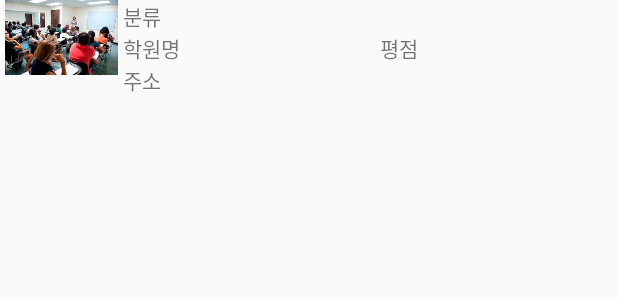
After one commit to WonYong-Song/androidPjoect, an Android app: the layout activity_academy_view.xml on its own in the app's theme, with its tools: preview values and no code run, on a phone screen of 412 x 824 dp. The commit adds this screen. Shown: the top 300 px of the screen. Run offline under Robolectric (Android 15) with nearby library versions, the phone set to English and light mode, and no system bars.

Commit message:
두번째....여전히 오리무중

```diff
--- a/app/src/main/AndroidManifest.xml
+++ b/app/src/main/AndroidManifest.xml
@@ -9,7 +9,8 @@
         android:roundIcon="@mipmap/ic_launcher_round"
         android:supportsRtl="true"
         android:theme="@style/AppTheme">
-        <activity android:name=".AcademyList"></activity>
+        <activity android:name=".AcademyView"></activity>
+        <activity android:name=".AcademyList" />
         <!--
             .MainActivity의 하위 엘리먼트인 <intent-filter>
             부분을 .Intro하위로 이동한다.
@@ -22,7 +23,7 @@
                 <category android:name="android.intent.category.LAUNCHER" />
             </intent-filter>
         </activity>
-        <activity android:name=".MainActivity"></activity>
+        <activity android:name=".MainActivity" />
     </application>
 
 </manifest>
--- /dev/null
+++ b/app/src/main/res/layout/activity_academy_view.xml
@@ -0,0 +1,37 @@
+<?xml version="1.0" encoding="utf-8"?>
+<LinearLayout xmlns:android="http://schemas.android.com/apk/res/android"
+    android:layout_width="match_parent"
+    android:layout_height="wrap_content"
+    >
+    <ImageView
+        android:layout_width="0dp"
+        android:layout_height="50dp"
+        android:layout_weight="2"
+        android:id="@+id/aca_image"
+        android:src="@drawable/aca_test"/>
+    <TableLayout
+        android:layout_width="0dp"
+        android:layout_height="wrap_content"
+        android:layout_weight="8"
+        android:stretchColumns="1,3">
+        <TableRow>
+            <TextView android:text="분류"/>
+            <TextView
+                android:id="@+id/category"
+                android:layout_span="3"/>
+        </TableRow>
+        <TableRow>
+            <TextView android:text="학원명"/>
+            <TextView android:id="@+id/aca_name"/>
+            <TextView android:text="평점"/>
+            <TextView android:id="@+id/score"/>
+        </TableRow>
+        <TableRow>
+            <TextView android:text="주소"/>
+            <TextView
+                android:id="@+id/address"
+                android:layout_span="3"/>
+        </TableRow>
+    </TableLayout>
+
+</LinearLayout>
```
Also changed, not shown: app/src/main/java/com/kosmo/studycastle/AcademyList.java (+193 -0 lines), app/src/main/java/com/kosmo/studycastle/AcademyView.java (added, +43 -0 lines), app/src/main/java/com/kosmo/studycastle/MainActivity.java (+81 -1 lines), app/src/main/res/layout/activity_academy_list.xml (+45 -3 lines), app/src/main/res/layout/activity_main.xml (+8 -0 lines), app/src/main/res/drawable-v24/aca_test.jpg (added).
